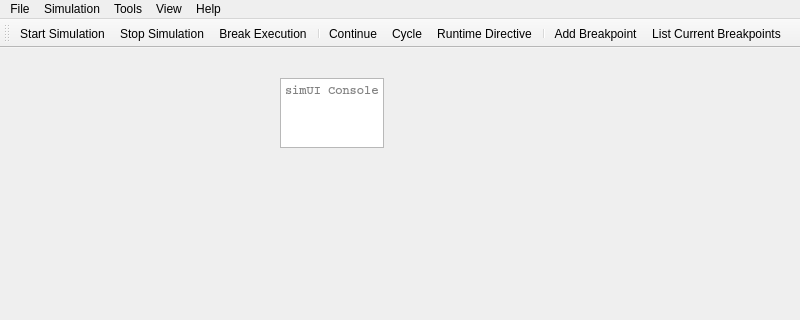
wchen329/mips-tools, file simUI/simui.ui: the form before one commit; both pictures show x 0 to 800 and y 0 to 320 of the 800 by 600 pixel window.
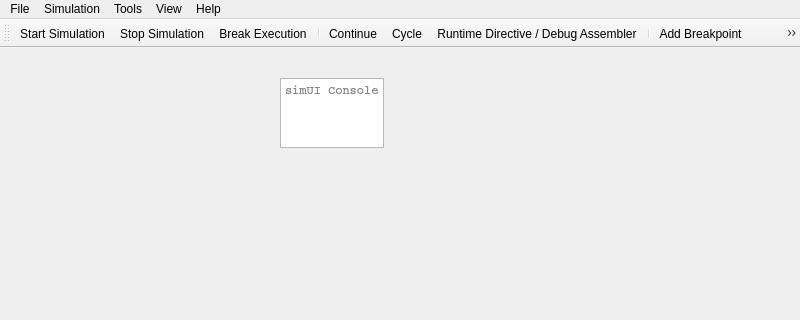
The form after the commit. Icons and pictures are not drawn.

Commit message: Debug assembler and runtime directive

The edit to the form file:
```diff
--- a/simUI/simui.ui
+++ b/simUI/simui.ui
@@ -203,7 +203,7 @@
      <normaloff>:/icons/art/debug-run.png</normaloff>:/icons/art/debug-run.png</iconset>
    </property>
    <property name="text">
-    <string>Runtime Directive</string>
+    <string>Runtime Directive / Debug Assembler</string>
    </property>
   </action>
   <action name="actionSet_Simulation_Source">
```
Left out of the diff: 1 changed line with no effect on the pictures. The commit also changes 7 other files.
